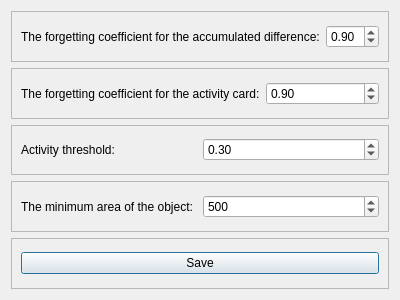
The window that views/ui/settings.ui (Vityshha/motion-control) describes before a commit, drawn with Qt 5.
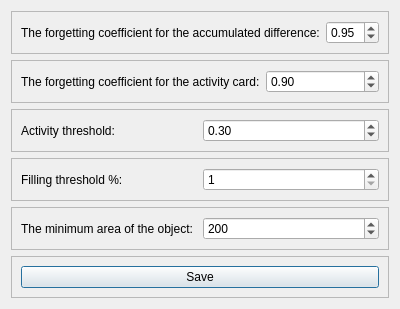
The same window after the commit.

```diff
--- a/views/ui/settings.ui
+++ b/views/ui/settings.ui
@@ -39,7 +39,7 @@
          <double>1.000000000000000</double>
         </property>
         <property name="value">
-         <double>0.900000000000000</double>
+         <double>0.950000000000000</double>
         </property>
        </widget>
       </item>
@@ -110,6 +110,35 @@
      </layout>
     </widget>
    </item>
+   <item>
+    <widget class="QFrame" name="frame_6">
+     <property name="frameShape">
+      <enum>QFrame::StyledPanel</enum>
+     </property>
+     <property name="frameShadow">
+      <enum>QFrame::Raised</enum>
+     </property>
+     <layout class="QHBoxLayout" name="horizontalLayout_6">
+      <item>
+       <widget class="QLabel" name="label_7">
+        <property name="text">
+         <string>Filling threshold %:</string>
+        </property>
+       </widget>
+      </item>
+      <item>
+       <widget class="QSpinBox" name="detection_threshold">
+        <property name="minimum">
+         <number>1</number>
+        </property>
+        <property name="maximum">
+         <number>100</number>
+        </property>
+       </widget>
+      </item>
+     </layout>
+    </widget>
+   </item>
    <item>
     <widget class="QFrame" name="frame_5">
      <property name="frameShape">
@@ -132,7 +161,7 @@
          <number>5000</number>
         </property>
         <property name="value">
-         <number>500</number>
+         <number>200</number>
         </property>
        </widget>
       </item>
```
Left out of the diff: 9 changed lines with no effect on the pictures.
